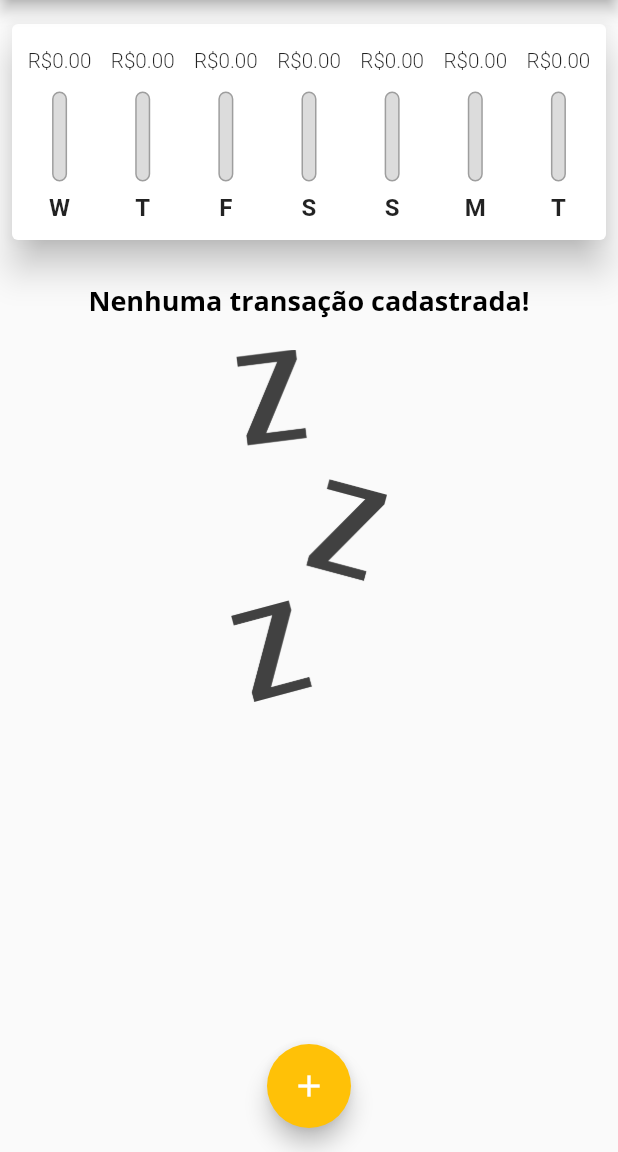
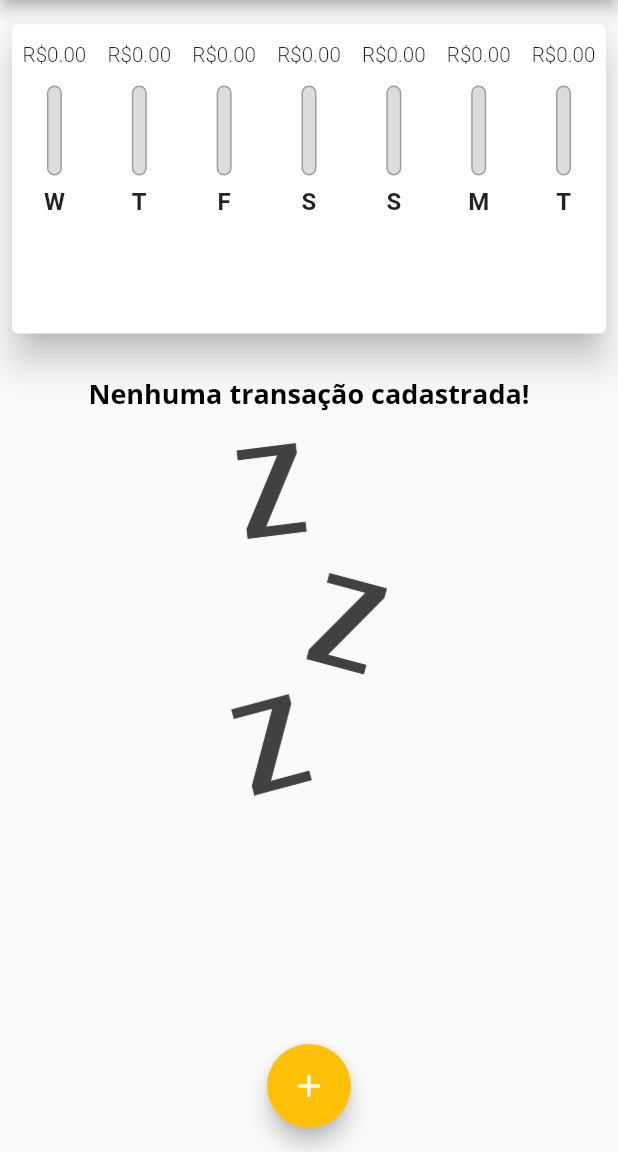
Before and after one commit to andreicampigotto/Expenses_app, a Flutter app: the screen it shows after launch, on a phone screen of 412 x 824 dp, the part 84-1236 px from its top. Run offline on Flutter 3.47's test engine with Material 2 defaults, Android fonts, the phone set to English and light mode, and no system bars.

Commit message:
adjust to responsive

```diff
--- a/lib/components/chart.dart
+++ b/lib/components/chart.dart
@@ -44,8 +44,6 @@ class Chart extends StatelessWidget {
     return Card(
       elevation: 10,
       margin: EdgeInsets.only(top: 16, left: 8, right: 8, bottom: 8),
-      child: Padding(
-        padding: const EdgeInsets.all(4.0),
       child: Row(
         mainAxisAlignment: MainAxisAlignment.spaceAround,
         children: groupedTransactions.map((tr) {
@@ -61,7 +59,6 @@ class Chart extends StatelessWidget {
           );
         }).toList(),
       ),
-      ),
     );
   }
 }
--- a/lib/components/transaction_list.dart
+++ b/lib/components/transaction_list.dart
@@ -10,9 +10,7 @@ class TransactionList extends StatelessWidget {
 
   @override
   Widget build(BuildContext context) {
-    return Container(
-      height: 400,
-      child: transactions.isEmpty
+    return transactions.isEmpty
         ? Column(
             children: [
               SizedBox(
@@ -71,7 +69,6 @@ class TransactionList extends StatelessWidget {
                   ),
                 ),
               );
-              })),
-    );
+            }));
   }
 }
--- a/lib/main.dart
+++ b/lib/main.dart
@@ -84,16 +84,24 @@ class _MyHomePageState extends State<MyHomePage> {
 
   @override
   Widget build(BuildContext context) {
+    final appBar = AppBar(title: Text('Despesas pessoais'));
+    final availableHeight = MediaQuery.of(context).size.height -
+        appBar.preferredSize.height -
+        MediaQuery.of(context).padding.top;
     return Scaffold(
-      appBar: AppBar(
-        title: Text('Despesas pessoais'),
-      ),
+      appBar: appBar,
       body: SingleChildScrollView(
         child: Column(
           crossAxisAlignment: CrossAxisAlignment.stretch,
           children: [
-            Chart(_recentTransactions),
-            TransactionList(_transactions, _removeTransaction)
+            Container(
+              height: availableHeight * 0.3,
+              child: Chart(_recentTransactions),
+            ),
+            Container(
+              height: availableHeight * 0.7,
+              child: TransactionList(_transactions, _removeTransaction),
+            )
           ],
         ),
       ),
```
Lines whose indentation alone changed are shown as unchanged.
